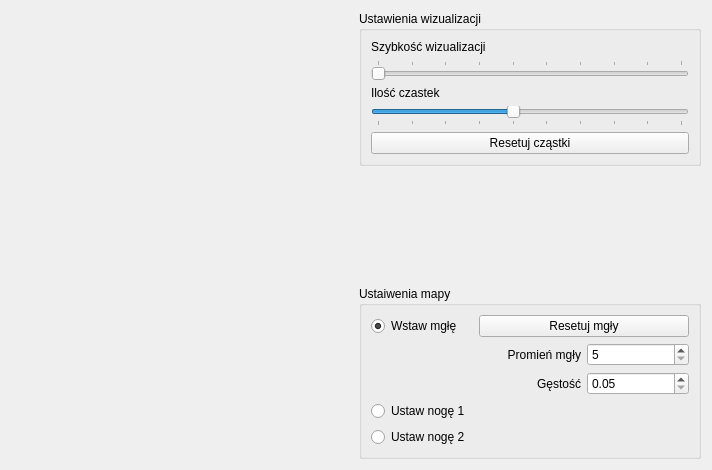
The window that Visualiser.ui (zuozp8/nogi) describes before a commit, drawn with Qt 5.
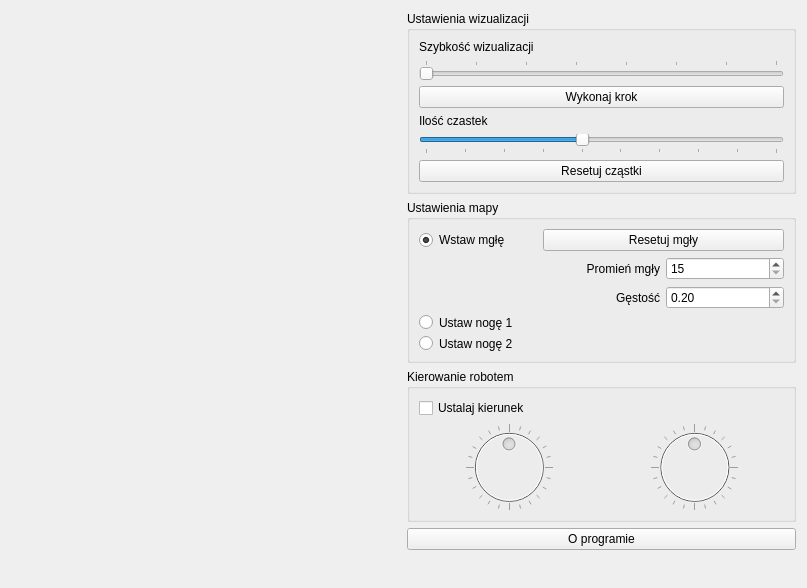
The same window after the commit. Custom widgets are drawn as their Qt base class.

What changed in the file:
```diff
--- a/Visualiser.ui
+++ b/Visualiser.ui
@@ -6,8 +6,8 @@
    <rect>
     <x>0</x>
     <y>0</y>
-    <width>712</width>
-    <height>470</height>
+    <width>807</width>
+    <height>588</height>
    </rect>
   </property>
   <property name="windowTitle">
@@ -32,21 +32,7 @@
         <string>Ustawienia wizualizacji</string>
        </property>
        <layout class="QGridLayout" name="gridLayout_2">
-        <item row="0" column="0">
-         <widget class="QLabel" name="speedLabel">
-          <property name="text">
-           <string>Szybkość wizualizacji</string>
-          </property>
-         </widget>
-        </item>
-        <item row="2" column="0">
-         <widget class="QLabel" name="particlesAmountLabel">
-          <property name="text">
-           <string>Ilość czastek</string>
-          </property>
-         </widget>
-        </item>
-        <item row="2" column="1">
+        <item row="3" column="1">
          <widget class="QLabel" name="particlesAmountValueLabel">
           <property name="text">
            <string/>
@@ -72,11 +58,14 @@
           </property>
          </widget>
         </item>
-        <item row="3" column="0" colspan="2">
+        <item row="4" column="0" colspan="2">
          <widget class="QSlider" name="particlesAmountSlider">
           <property name="maximum">
            <number>9</number>
           </property>
+          <property name="pageStep">
+           <number>2</number>
+          </property>
           <property name="sliderPosition">
            <number>4</number>
           </property>
@@ -88,10 +77,27 @@
           </property>
          </widget>
         </item>
+        <item row="3" column="0">
+         <widget class="QLabel" name="particlesAmountLabel">
+          <property name="text">
+           <string>Ilość czastek</string>
+          </property>
+         </widget>
+        </item>
+        <item row="5" column="0" colspan="2">
+         <widget class="QPushButton" name="resetButton">
+          <property name="text">
+           <string>Resetuj cząstki</string>
+          </property>
+         </widget>
+        </item>
         <item row="1" column="0" colspan="2">
          <widget class="QSlider" name="speedSlider">
           <property name="maximum">
-           <number>9</number>
+           <number>7</number>
+          </property>
+          <property name="pageStep">
+           <number>2</number>
           </property>
           <property name="orientation">
            <enum>Qt::Horizontal</enum>
@@ -104,33 +110,27 @@
           </property>
          </widget>
         </item>
-        <item row="4" column="0" colspan="2">
-         <widget class="QPushButton" name="resetButton">
+        <item row="0" column="0">
+         <widget class="QLabel" name="speedLabel">
           <property name="text">
-           <string>Resetuj cząstki</string>
+           <string>Szybkość wizualizacji</string>
+          </property>
+         </widget>
+        </item>
+        <item row="2" column="0" colspan="2">
+         <widget class="QPushButton" name="stepButton">
+          <property name="text">
+           <string>Wykonaj krok</string>
           </property>
          </widget>
         </item>
        </layout>
       </widget>
      </item>
-     <item>
-      <spacer name="verticalSpacer">
-       <property name="orientation">
-        <enum>Qt::Vertical</enum>
-       </property>
-       <property name="sizeHint" stdset="0">
-        <size>
-         <width>20</width>
-         <height>40</height>
-        </size>
-       </property>
-      </spacer>
-     </item>
      <item>
       <widget class="QGroupBox" name="groupBox_2">
        <property name="title">
-        <string>Ustaiwenia mapy</string>
+        <string>Ustawienia mapy</string>
        </property>
        <layout class="QGridLayout" name="gridLayout_3">
         <item row="0" column="0">
@@ -145,13 +145,19 @@
         </item>
         <item row="6" column="0" colspan="3">
          <widget class="QRadioButton" name="leg1RadioButton">
+          <property name="styleSheet">
+           <string notr="true">border: 0px solid red;</string>
+          </property>
           <property name="text">
            <string>Ustaw nogę 1</string>
           </property>
          </widget>
         </item>
-        <item row="7" column="0" colspan="2">
+        <item row="7" column="0" colspan="3">
          <widget class="QRadioButton" name="leg2RadioButton">
+          <property name="styleSheet">
+           <string notr="true">border: 0px solid magenta;</string>
+          </property>
           <property name="text">
            <string>Ustaw nogę 2</string>
           </property>
@@ -177,7 +183,7 @@
         <item row="1" column="2">
          <widget class="QSpinBox" name="fogRadius">
           <property name="minimum">
-           <number>5</number>
+           <number>15</number>
           </property>
           <property name="maximum">
            <number>100</number>
@@ -197,7 +203,7 @@
         <item row="5" column="2">
          <widget class="QDoubleSpinBox" name="fogDensity">
           <property name="minimum">
-           <double>0.050000000000000</double>
+           <double>0.200000000000000</double>
           </property>
           <property name="maximum">
            <double>1.000000000000000</double>
@@ -210,6 +216,92 @@
        </layout>
       </widget>
      </item>
+     <item>
+      <widget class="QGroupBox" name="groupBox_3">
+       <property name="title">
+        <string>Kierowanie robotem</string>
+       </property>
+       <layout class="QGridLayout" name="gridLayout_4">
+        <item row="1" column="0">
+         <widget class="QDial" name="direction1">
+          <property name="enabled">
+           <bool>false</bool>
+          </property>
+          <property name="maximum">
+           <number>360</number>
+          </property>
+          <property name="singleStep">
+           <number>15</number>
+          </property>
+          <property name="pageStep">
+           <number>90</number>
+          </property>
+          <property name="value">
+           <number>180</number>
+          </property>
+          <property name="wrapping">
+           <bool>true</bool>
+          </property>
+          <property name="notchesVisible">
+           <bool>true</bool>
+          </property>
+         </widget>
+        </item>
+        <item row="1" column="1">
+         <widget class="QDial" name="direction2">
+          <property name="enabled">
+           <bool>false</bool>
+          </property>
+          <property name="maximum">
+           <number>360</number>
+          </property>
+          <property name="singleStep">
+           <number>15</number>
+          </property>
+          <property name="pageStep">
+           <number>90</number>
+          </property>
+          <property name="value">
+           <number>180</number>
+          </property>
+          <property name="wrapping">
+           <bool>true</bool>
+          </property>
+          <property name="notchesVisible">
+           <bool>true</bool>
+          </property>
+         </widget>
+        </item>
+        <item row="0" column="0" colspan="2">
+         <widget class="QCheckBox" name="controlDirections">
+          <property name="text">
+           <string>Ustalaj kierunek</string>
+          </property>
+         </widget>
+        </item>
+       </layout>
+      </widget>
+     </item>
+     <item>
+      <widget class="QPushButton" name="aboutButton">
+       <property name="text">
+        <string>O programie</string>
+       </property>
+      </widget>
+     </item>
+     <item>
+      <spacer name="verticalSpacer">
+       <property name="orientation">
+        <enum>Qt::Vertical</enum>
+       </property>
+       <property name="sizeHint" stdset="0">
+        <size>
+         <width>20</width>
+         <height>40</height>
+        </size>
+       </property>
+      </spacer>
+     </item>
     </layout>
    </item>
   </layout>
```
Left out of the diff: 5 changed lines with no effect on the pictures.
